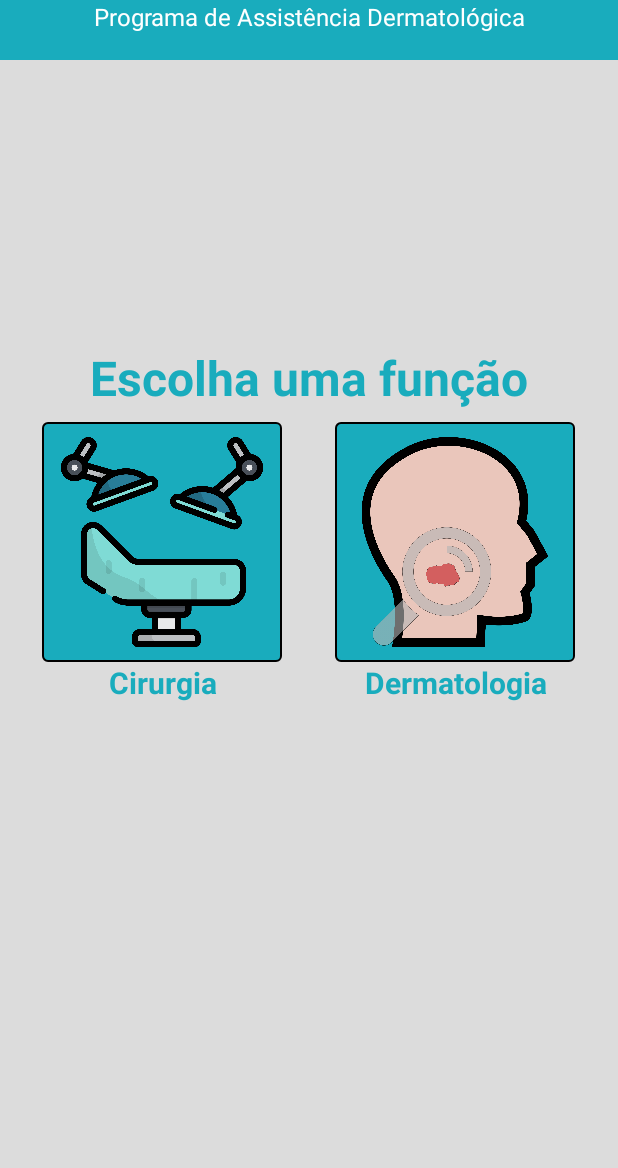
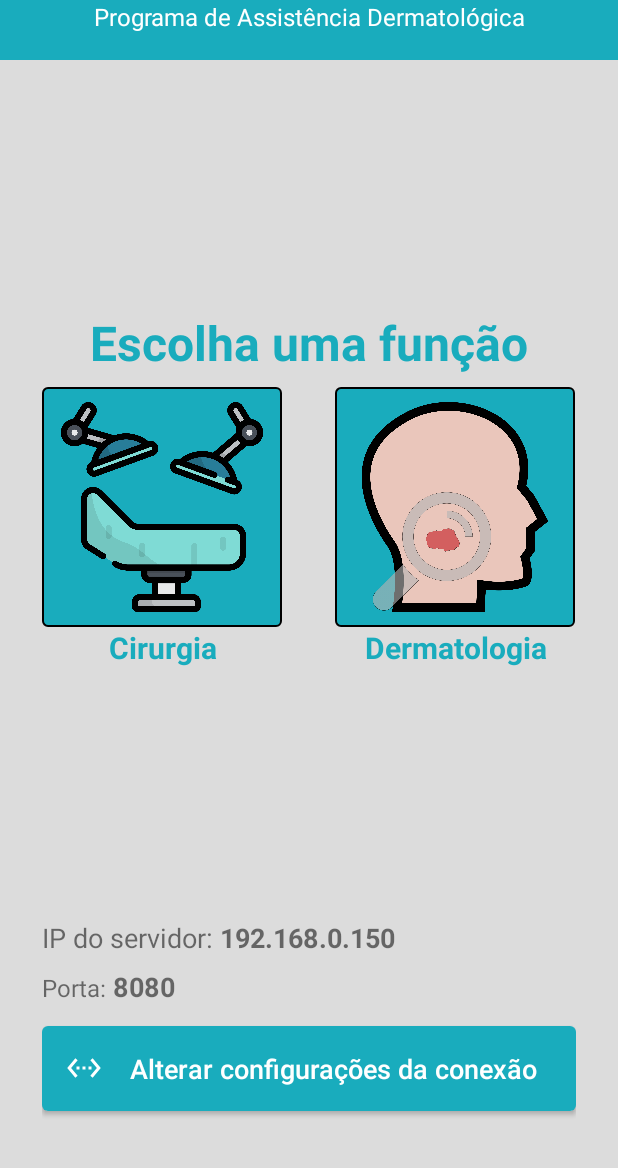
Before and after one commit to pedrotlf/ufes-labcin, an Android app: the screen it shows after launch (MainActivity), on a phone screen of 412 x 824 dp, the part 68-1236 px from its top. Run offline under Robolectric (Android 15) with nearby library versions, the phone set to English and light mode, and no system bars; our stand-ins replace Dagger/Hilt's generated code.

Commit message:
Utilizando sharedPreferences para armazenar o IP e a porta de acesso ao servidor; Permitindo alterar o IP e a porta durante o uso do app.

```diff
--- a/app/build.gradle
+++ b/app/build.gradle
@@ -21,6 +21,7 @@ android {
         testInstrumentationRunner "androidx.test.runner.AndroidJUnitRunner"
 
         buildConfigField "String", "REPO_API_TOKEN", REPO_API_TOKEN
+        buildConfigField "String", "REPO_DEFAULT_URL", "\"http://192.168.0.150:8080/\""
     }
 
     buildTypes {
--- /dev/null
+++ b/app/src/main/java/br/com/ufes/pedrotlf/pad/MyPrefs.kt
@@ -0,0 +1,32 @@
+package br.com.ufes.pedrotlf.pad
+
+import android.app.Application
+import android.content.Context
+
+class MyPrefs(app: Application) {
+    private val prefs = app.getSharedPreferences("pad_ufes_prefs", Context.MODE_PRIVATE)
+
+    var serverUrl: String
+        get() {
+            val finalString: String
+
+            val serverIp = prefs.getString("server_url", null)
+            if(serverIp == null){
+                finalString = BuildConfig.REPO_DEFAULT_URL
+                with (prefs.edit()) {
+                    putString("server_url", finalString)
+                    commit()
+                }
+            } else {
+                finalString = serverIp
+            }
+
+            return finalString
+        }
+        set(value) {
+            with (prefs.edit()) {
+                putString("server_url", value)
+                commit()
+            }
+        }
+}
--- a/app/src/main/java/br/com/ufes/pedrotlf/pad/PadHomeFragment.kt
+++ /dev/null
@@ -1,35 +0,0 @@
-package br.com.ufes.pedrotlf.pad
-
-import android.os.Bundle
-import android.view.LayoutInflater
-import android.view.View
-import android.view.ViewGroup
-import androidx.navigation.fragment.findNavController
-import br.com.ufes.pedrotlf.pad.databinding.FragmentPadHomeBinding
-
-class PadHomeFragment: BaseFragment() {
-
-    private var _binding: FragmentPadHomeBinding? = null
-    private val binding get() = _binding!!
-
-    override fun onCreateView(inflater: LayoutInflater, container: ViewGroup?, savedInstanceState: Bundle?): View {
-        _binding = FragmentPadHomeBinding.inflate(inflater, container, false)
-        return binding.root
-    }
-
-    override fun onViewCreated(view: View, savedInstanceState: Bundle?) {
-        super.onViewCreated(view, savedInstanceState)
-
-        binding.apply {
-            fragmentHomeButtonCirurgia.setOnClickListener {
-                val action = PadHomeFragmentDirections.actionPadHomeFragmentToSurgeryHomeFragment()
-                findNavController().navigate(action)
-            }
-
-            fragmentHomeButtonDermatologia.setOnClickListener {
-                val action = PadHomeFragmentDirections.actionPadHomeFragmentToDermatologyHomeFragment()
-                findNavController().navigate(action)
-            }
-        }
-    }
-}
--- a/app/src/main/java/br/com/ufes/pedrotlf/pad/api/DermatologyApi.kt
+++ b/app/src/main/java/br/com/ufes/pedrotlf/pad/api/DermatologyApi.kt
@@ -8,7 +8,7 @@ interface DermatologyApi {
 
     @Multipart
     @Headers("Accept: application/json")
-    @POST("pacienteDermato/novaLesao/{cartaoSus}")
+    @POST("sade/api-smartphone/pacienteDermato/novaLesao/{cartaoSus}")
     suspend fun sendDermatologyPatient(
         @Path("cartaoSus") susNumber: String, @Query("token") token: String,
         @Query("idade") age: Int, @Query("localAtendimento") serviceCity: String?,
@@ -20,8 +20,4 @@ interface DermatologyApi {
         @Query("doeu") hurt: Boolean, @Query("mudou") changed: Boolean,
         @Part imagem: List<MultipartBody.Part>
     ): ResponseBody
-
-    companion object {
-        const val baseUrl = "http://192.168.0.142:8081/sade/api-smartphone/"
-    }
 }
--- a/app/src/main/java/br/com/ufes/pedrotlf/pad/di/RepositoryModule.kt
+++ b/app/src/main/java/br/com/ufes/pedrotlf/pad/di/RepositoryModule.kt
@@ -12,7 +12,6 @@ import javax.inject.Singleton
 @InstallIn(SingletonComponent::class)
 object RepositoryModule {
 
-    @Singleton
     @Provides
     fun provideOrderRepository(dermatologyApi: DermatologyApi): DermatologyRepository {
         return DermatologyRepository(dermatologyApi)
--- /dev/null
+++ b/app/src/main/java/br/com/ufes/pedrotlf/pad/di/SharedPreferencesModule.kt
@@ -0,0 +1,23 @@
+package br.com.ufes.pedrotlf.pad.di
+
+import android.app.Application
+import android.content.Context
+import android.content.SharedPreferences
+import br.com.ufes.pedrotlf.pad.MyPrefs
+import dagger.Module
+import dagger.Provides
+import dagger.hilt.InstallIn
+import dagger.hilt.android.qualifiers.ApplicationContext
+import dagger.hilt.components.SingletonComponent
+import javax.inject.Singleton
+
+@Module
+@InstallIn(SingletonComponent::class)
+object SharedPreferencesModule {
+
+    @Provides
+    @Singleton
+    fun provideSharedPreference(app: Application): MyPrefs {
+        return MyPrefs(app)
+    }
+}
--- a/app/src/main/java/br/com/ufes/pedrotlf/pad/ui/LoadingDialog.kt
+++ b/app/src/main/java/br/com/ufes/pedrotlf/pad/ui/LoadingDialog.kt
@@ -2,7 +2,7 @@ package br.com.ufes.pedrotlf.pad.ui
 
 import android.app.Activity
 import androidx.appcompat.app.AlertDialog
-import br.com.ufes.pedrotlf.pad.databinding.CustomLayoutLoadingBinding
+import br.com.ufes.pedrotlf.pad.databinding.FragmentLoadingBinding
 
 class LoadingDialog(private val activity: Activity) {
 
@@ -12,7 +12,7 @@ class LoadingDialog(private val activity: Activity) {
         val builder = AlertDialog.Builder(activity)
 
         val inflater = activity.layoutInflater
-        val binding = CustomLayoutLoadingBinding.inflate(inflater)
+        val binding = FragmentLoadingBinding.inflate(inflater)
 
         loadingMessage?.let {
             binding.loadingText.text = it
--- /dev/null
+++ b/app/src/main/java/br/com/ufes/pedrotlf/pad/ui/PadHomeFragment.kt
@@ -0,0 +1,80 @@
+package br.com.ufes.pedrotlf.pad.ui
+
+import android.app.Activity
+import android.content.Context
+import android.content.DialogInterface
+import android.os.Bundle
+import android.view.LayoutInflater
+import android.view.View
+import android.view.ViewGroup
+import androidx.appcompat.app.AlertDialog
+import androidx.fragment.app.viewModels
+import androidx.navigation.fragment.findNavController
+import br.com.ufes.pedrotlf.pad.BaseFragment
+import br.com.ufes.pedrotlf.pad.R
+import br.com.ufes.pedrotlf.pad.databinding.FragmentPadHomeBinding
+import br.com.ufes.pedrotlf.pad.databinding.FragmentServerSettingsChangeBinding
+
+class PadHomeFragment: BaseFragment() {
+
+    private var _binding: FragmentPadHomeBinding? = null
+    private val binding get() = _binding!!
+    private val homeViewModel by viewModels<PadHomeViewModel>()
+
+    override fun onCreateView(inflater: LayoutInflater, container: ViewGroup?, savedInstanceState: Bundle?): View {
+        _binding = FragmentPadHomeBinding.inflate(inflater, container, false)
+        return binding.root
+    }
+
+    override fun onViewCreated(view: View, savedInstanceState: Bundle?) {
+        super.onViewCreated(view, savedInstanceState)
+
+        binding.apply {
+            fragmentHomeButtonCirurgia.setOnClickListener {
+                val action = PadHomeFragmentDirections.actionPadHomeFragmentToSurgeryHomeFragment()
+                findNavController().navigate(action)
+            }
+
+            fragmentHomeButtonDermatologia.setOnClickListener {
+                val action = PadHomeFragmentDirections.actionPadHomeFragmentToDermatologyHomeFragment()
+                findNavController().navigate(action)
+            }
+
+            setServerSettingsInfo()
+
+            fragmentHomeFooterChangeSettings.setOnClickListener {
+                context?.let{ it.showDialog() }
+            }
+        }
+    }
+
+    private fun setServerSettingsInfo() {
+        homeViewModel.serverIpAndPort.apply {
+            getOrNull(0)?.let { binding.fragmentHomeServerIp.text = it }
+            getOrNull(1)?.let { binding.fragmentHomeServerPort.text = it }
+        }
+    }
+
+    private fun Context.showDialog(){
+        val builder = AlertDialog.Builder(this)
+
+        val inflater = layoutInflater
+        val binding = FragmentServerSettingsChangeBinding.inflate(inflater)
+
+        homeViewModel.serverIpAndPort.apply {
+            getOrNull(0)?.let { binding.serverIp.setText(it) }
+            getOrNull(1)?.let { binding.serverPort.setText(it) }
+        }
+
+        builder.setView(binding.root).setPositiveButton(R.string.word_confirm) { dialog, _ ->
+            val ip = binding.serverIp.text.toString()
+            val port = binding.serverPort.text.toString()
+
+            homeViewModel.changeServerUrl("http://$ip:$port/")
+            setServerSettingsInfo()
+            dialog.dismiss()
+        }
+
+        builder.create().show()
+    }
+}
--- /dev/null
+++ b/app/src/main/java/br/com/ufes/pedrotlf/pad/ui/PadHomeViewModel.kt
@@ -0,0 +1,24 @@
+package br.com.ufes.pedrotlf.pad.ui
+
+import androidx.lifecycle.ViewModel
+import br.com.ufes.pedrotlf.pad.MyPrefs
+import dagger.hilt.android.lifecycle.HiltViewModel
+import javax.inject.Inject
+
+@HiltViewModel
+class PadHomeViewModel @Inject constructor(
+    private val prefs: MyPrefs
+): ViewModel() {
+
+    private val serverUrl: String get() {
+        return prefs.serverUrl
+    }
+
+    val serverIpAndPort: List<String> get(){
+        return serverUrl.replace("http:", "").replace("/", "").split(":")
+    }
+
+    fun changeServerUrl(newUrl: String){
+        prefs.serverUrl = newUrl
+    }
+}
--- a/app/src/main/java/br/com/ufes/pedrotlf/pad/ui/dermatology/patients/PatientsViewModel.kt
+++ b/app/src/main/java/br/com/ufes/pedrotlf/pad/ui/dermatology/patients/PatientsViewModel.kt
@@ -3,20 +3,20 @@ package br.com.ufes.pedrotlf.pad.ui.dermatology.patients
 import android.util.Log
 import androidx.lifecycle.*
 import br.com.ufes.pedrotlf.pad.BuildConfig
+import br.com.ufes.pedrotlf.pad.MyPrefs
+import br.com.ufes.pedrotlf.pad.data.DermatologyRepository
 import br.com.ufes.pedrotlf.pad.data.PatientsDAO
 import br.com.ufes.pedrotlf.pad.data.Resource
-import br.com.ufes.pedrotlf.pad.data.DermatologyRepository
 import br.com.ufes.pedrotlf.pad.data.dto.PatientDTO
 import dagger.hilt.android.lifecycle.HiltViewModel
 import kotlinx.coroutines.launch
-import okhttp3.ResponseBody
 import java.io.File
 import javax.inject.Inject
 
 @HiltViewModel
 class PatientsViewModel @Inject constructor(
     private val patientsDAO: PatientsDAO,
-    private val dermatologyRepository: DermatologyRepository
+    private val dermatologyRepository: DermatologyRepository,
 ) : ViewModel() {
 
     val patients = patientsDAO.getPatients().asLiveData()
--- /dev/null
+++ b/app/src/main/res/drawable/outline_settings_ethernet_24.xml
@@ -0,0 +1,10 @@
+<vector xmlns:android="http://schemas.android.com/apk/res/android"
+    android:width="24dp"
+    android:height="24dp"
+    android:viewportWidth="24"
+    android:viewportHeight="24"
+    android:tint="?attr/colorControlNormal">
+  <path
+      android:fillColor="@android:color/white"
+      android:pathData="M7.77,6.76L6.23,5.48 0.82,12l5.41,6.52 1.54,-1.28L3.42,12l4.35,-5.24zM7,13h2v-2L7,11v2zM17,11h-2v2h2v-2zM11,13h2v-2h-2v2zM17.77,5.48l-1.54,1.28L20.58,12l-4.35,5.24 1.54,1.28L23.18,12l-5.41,-6.52z"/>
+</vector>
--- a/app/src/main/res/layout/fragment_dermatology_new_patient_lesion.xml
+++ b/app/src/main/res/layout/fragment_dermatology_new_patient_lesion.xml
@@ -47,8 +47,7 @@
                     android:id="@+id/fragment_dermatology_new_patient_wound_body_region"
                     style="@style/EditTextStyle"
                     android:gravity="start"
-                    android:inputType="number"
-                    android:maxLength="15"
+                    android:inputType="textAutoComplete"
                     android:layout_width="match_parent"
                     android:layout_height="wrap_content"
                     android:layout_marginTop="20dp"
@@ -65,8 +64,7 @@
                     android:id="@+id/fragment_dermatology_new_patient_wound_diagnostic"
                     style="@style/EditTextStyle"
                     android:gravity="start"
-                    android:inputType="number"
-                    android:maxLength="3"
+                    android:inputType="textAutoComplete"
                     android:layout_width="match_parent"
                     android:layout_height="wrap_content"
                     android:layout_marginTop="20dp"
--- a/app/src/main/res/layout/fragment_pad_home.xml
+++ b/app/src/main/res/layout/fragment_pad_home.xml
@@ -4,7 +4,7 @@
     android:layout_width="match_parent"
     android:layout_height="match_parent"
     xmlns:app="http://schemas.android.com/apk/res-auto"
-    tools:context=".PadHomeFragment">
+    tools:context=".ui.PadHomeFragment">
 
     <LinearLayout
         android:id="@+id/fragment_home_header"
@@ -140,11 +140,59 @@
         android:layout_width="match_parent"
         android:layout_height="wrap_content"
         android:orientation="vertical"
+        android:paddingBottom="32dp"
+        android:paddingHorizontal="@dimen/spacingMargin"
         app:layout_constraintBottom_toBottomOf="parent">
-<!--       TODO algum footer -->
-        <Space
+        <LinearLayout
             android:layout_width="match_parent"
-            android:layout_height="120dp"/>
+            android:layout_height="wrap_content">
+            <TextView
+                android:layout_width="wrap_content"
+                android:layout_height="wrap_content"
+                android:textSize="18sp"
+                android:text="@string/home_footer_server_ip_prefix"/>
+            <TextView
+                android:id="@+id/fragment_home_server_ip"
+                android:layout_width="wrap_content"
+                android:layout_height="wrap_content"
+                android:layout_marginStart="4dp"
+                android:textSize="18sp"
+                android:textStyle="bold"
+                tools:text="192.168.0.150"/>
+        </LinearLayout>
+
+        <LinearLayout
+            android:layout_width="match_parent"
+            android:layout_height="wrap_content"
+            android:layout_marginTop="8dp">
+            <TextView
+                android:layout_width="wrap_content"
+                android:layout_height="wrap_content"
+                android:textSize="16sp"
+                android:text="@string/home_footer_server_port_prefix"/>
+            <TextView
+                android:id="@+id/fragment_home_server_port"
+                android:layout_width="wrap_content"
+                android:layout_height="wrap_content"
+                android:layout_marginStart="4dp"
+                android:textStyle="bold"
+                android:textSize="18sp"
+                tools:text="8080"/>
+        </LinearLayout>
+
+        <com.google.android.material.button.MaterialButton
+            android:id="@+id/fragment_home_footer_change_settings"
+            android:layout_width="match_parent"
+            android:layout_height="wrap_content"
+            android:text="@string/home_footer_change_settings"
+            android:textColor="@color/white"
+            android:textAllCaps="false"
+            android:textSize="18sp"
+            android:letterSpacing="0"
+            android:padding="16dp"
+            android:layout_marginTop="8dp"
+            app:icon="@drawable/outline_settings_ethernet_24"
+            app:iconTint="@color/white"/>
     </LinearLayout>
 
 </androidx.constraintlayout.widget.ConstraintLayout>
--- a/app/src/main/res/navigation/navigation_main.xml
+++ b/app/src/main/res/navigation/navigation_main.xml
@@ -7,7 +7,7 @@
 
     <fragment
         android:id="@+id/padHomeFragment"
-        android:name="br.com.ufes.pedrotlf.pad.PadHomeFragment"
+        android:name="br.com.ufes.pedrotlf.pad.ui.PadHomeFragment"
         android:label="fragment_pad_home"
         tools:layout="@layout/fragment_pad_home" >
         <action
--- a/app/src/main/res/values/strings.xml
+++ b/app/src/main/res/values/strings.xml
@@ -3,6 +3,12 @@
     <string name="app_name_full">Programa de Assistência Dermatológica</string>
 
     <string name="home_body_title">Escolha uma função</string>
+    <string name="home_footer_change_settings">Alterar configurações da conexão</string>
+    <string name="home_footer_server_ip_prefix">IP do servidor:</string>
+    <string name="home_footer_server_port_prefix">Porta:</string>
+
+    <string name="home_dialog_server_ip_hint">IP. Exemplo: 192.168.0.150</string>
+    <string name="home_dialog_server_port_hint">Porta. Exemplo: 8080</string>
 
     <string name="surgery_home_body_button">Adicionar lesão</string>
 
@@ -46,4 +52,5 @@
     <string name="word_dermatologia">Dermatologia</string>
     <string name="word_sim">Sim</string>
     <string name="word_nao">Não</string>
+    <string name="word_confirm">Confirmar</string>
 </resources>
```
Also changed, not shown: app/src/main/java/br/com/ufes/pedrotlf/pad/di/ApiModule.kt (+3 -4 lines), app/src/main/res/layout/fragment_server_settings_change.xml (added, +28 -0 lines), app/src/main/res/layout/fragment_loading.xml (renamed from app/src/main/res/layout/custom_layout_loading.xml).
